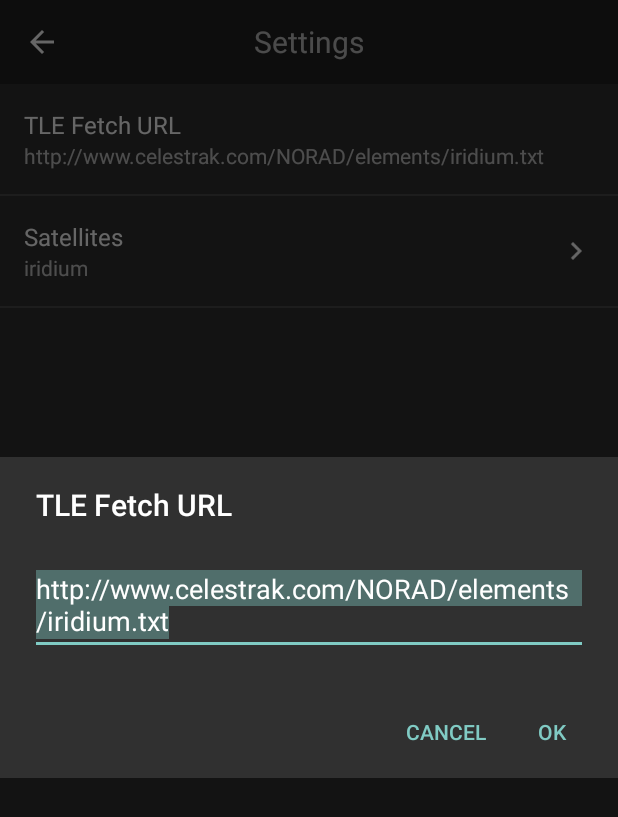
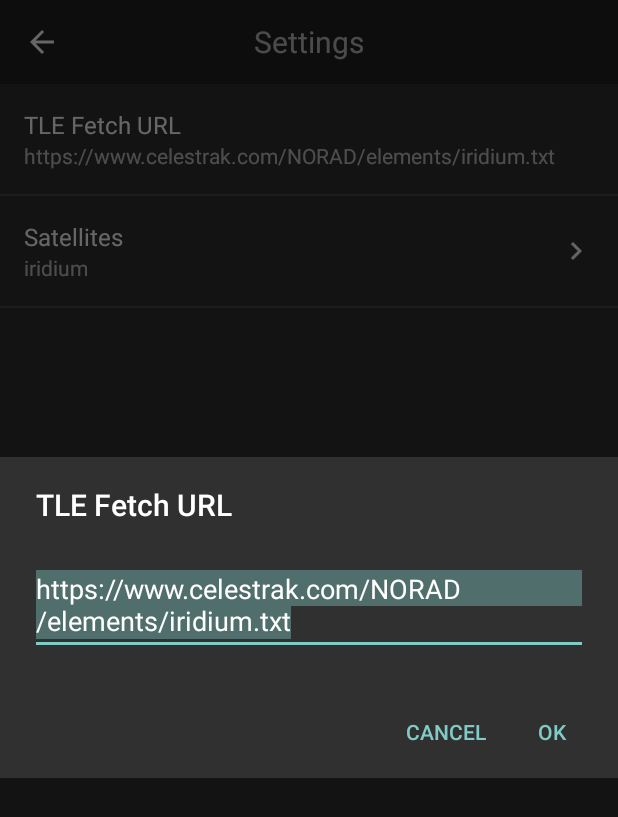
Before and after one commit to nuald/glSatellite-Demo, an Android app: the SettingsActivity screen opened directly, with no data from a screen before it, after a tap on "TLE Fetch URL", on a phone screen of 412 x 824 dp. Shown: the top 817 px of the screen. Run offline under Robolectric (Android 15) with nearby library versions, the phone set to English and light mode, and no system bars.

Commit message:
Fixed celestrak NORAD elements link.

```diff
--- a/glSatellite/app/src/main/java/ca/raido/glSatelliteDemo/SettingsActivity.java
+++ b/glSatellite/app/src/main/java/ca/raido/glSatelliteDemo/SettingsActivity.java
@@ -29,7 +29,7 @@ public class SettingsActivity extends AppCompatActivity implements
     public static final String PREF_URL = "prefUrl";
     public static final String PREF_TLE = "prefSatellite";
 
-    static final String FMT = "http://www.celestrak.com/NORAD/elements/%s.txt";
+    static final String FMT = "https://www.celestrak.com/NORAD/elements/%s.txt";
 
     private static final String[] PREF_DB = {
         "pref_db_special",
```
